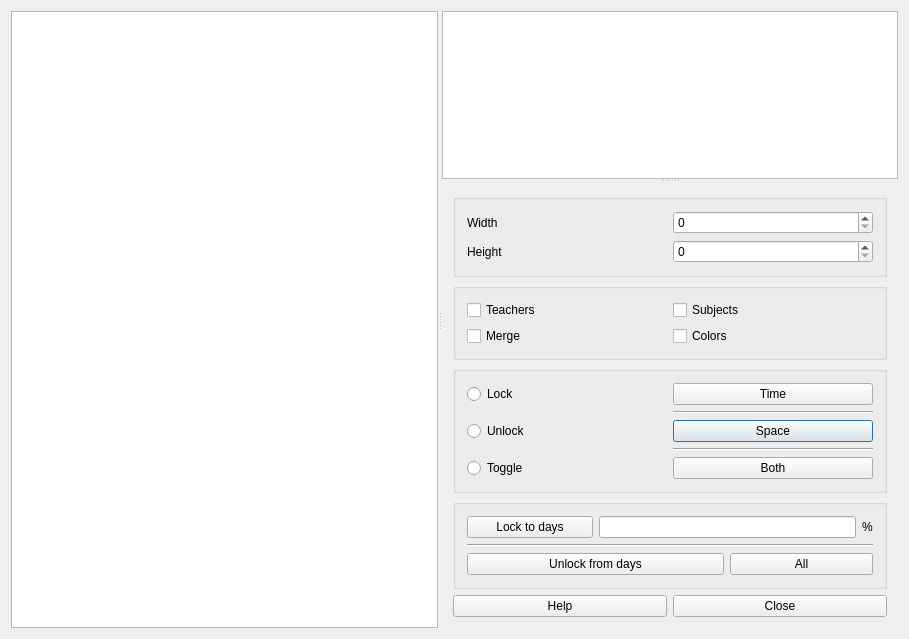
Above: fet/src/interface/timetableviewstudentstimehorizontalform_template.ui from vonmecheln/fet before the change. Below: the same form after it.
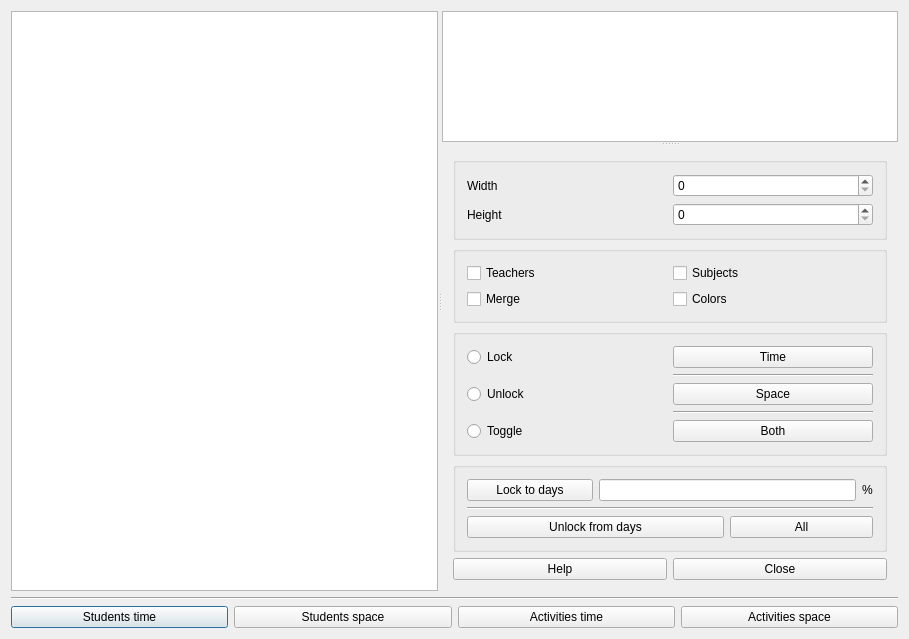
That is the form after the change.

What changed in the file:
```diff
--- a/fet/src/interface/timetableviewstudentstimehorizontalform_template.ui
+++ b/fet/src/interface/timetableviewstudentstimehorizontalform_template.ui
@@ -14,6 +14,38 @@
    <string extracomment="Title of dialog to view the students timetable">View students time horizontal timetable</string>
   </property>
   <layout class="QGridLayout" name="gridLayout_5">
+   <item row="2" column="0">
+    <layout class="QHBoxLayout" name="horizontalLayout_6">
+     <item>
+      <widget class="QPushButton" name="studentsTimePushButton">
+       <property name="text">
+        <string comment="View/edit the selected students sets' time constraints">Students time</string>
+       </property>
+      </widget>
+     </item>
+     <item>
+      <widget class="QPushButton" name="studentsSpacePushButton">
+       <property name="text">
+        <string comment="View/edit the selected students sets' space constraints">Students space</string>
+       </property>
+      </widget>
+     </item>
+     <item>
+      <widget class="QPushButton" name="activitiesTimePushButton">
+       <property name="text">
+        <string comment="View/edit the selected activities' time constraints">Activities time</string>
+       </property>
+      </widget>
+     </item>
+     <item>
+      <widget class="QPushButton" name="activitiesSpacePushButton">
+       <property name="text">
+        <string comment="View/edit the selected activities' space constraints">Activities space</string>
+       </property>
+      </widget>
+     </item>
+    </layout>
+   </item>
    <item row="0" column="0">
     <widget class="QSplitter" name="horizontalSplitter">
      <property name="orientation">
@@ -249,6 +281,13 @@
      </widget>
     </widget>
    </item>
+   <item row="1" column="0">
+    <widget class="Line" name="line_3">
+     <property name="orientation">
+      <enum>Qt::Horizontal</enum>
+     </property>
+    </widget>
+   </item>
   </layout>
  </widget>
  <layoutdefault spacing="6" margin="11"/>
```
Left out of the diff: 10 changed lines with no effect on the pictures.
